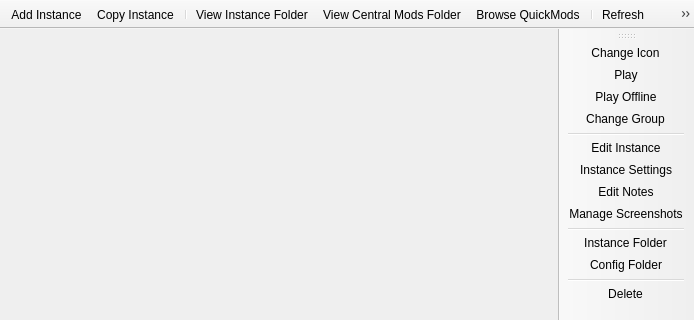
Old version of the form gui/MainWindow.ui in the repository MultiMC/Launcher; both pictures show x 0 to 694 and y 0 to 320 of the 694 by 563 pixel window.
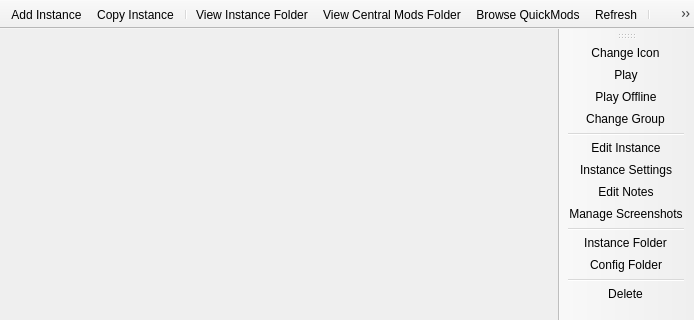
New version of the form. Icons and pictures are not drawn.

```diff
--- a/gui/MainWindow.ui
+++ b/gui/MainWindow.ui
@@ -67,8 +67,8 @@
    <addaction name="actionViewInstanceFolder"/>
    <addaction name="actionViewCentralModsFolder"/>
    <addaction name="actionBrowseQuickMods"/>
-   <addaction name="separator"/>
    <addaction name="actionRefresh"/>
+   <addaction name="separator"/>
    <addaction name="actionCheckUpdate"/>
    <addaction name="actionSettings"/>
    <addaction name="separator"/>
```
